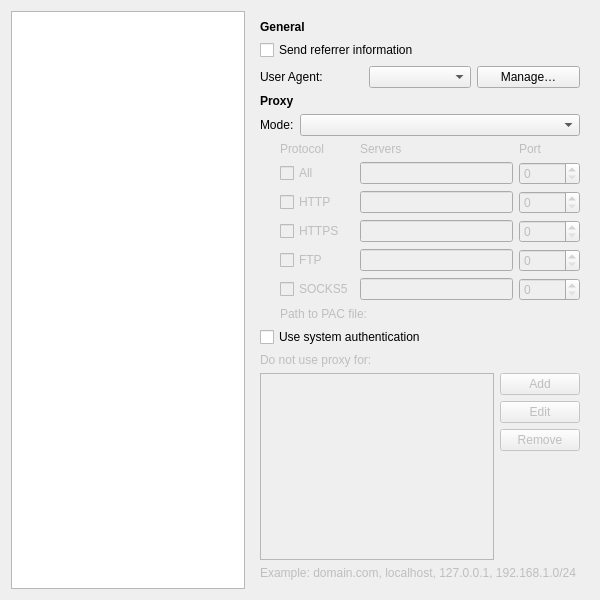
Before: the Qt Designer form src/ui/preferences/PreferencesAdvancedPageWidget.ui in OtterBrowser/otter-browser, drawn with Qt 5.
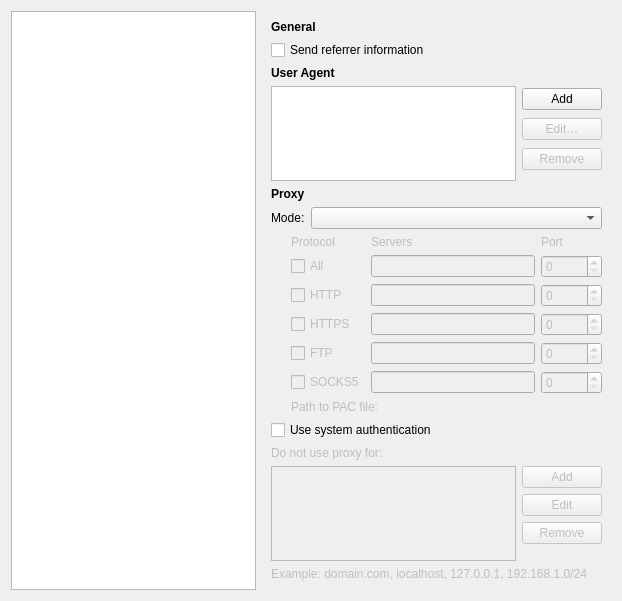
After: the same form once the commit is applied. The open tabs and pages were chosen to show the change. Custom widgets are drawn as their Qt base class.

Commit message: Switch to new User Agents configuration interface, fixes #565

```diff
--- a/src/ui/preferences/PreferencesAdvancedPageWidget.ui
+++ b/src/ui/preferences/PreferencesAdvancedPageWidget.ui
@@ -6,8 +6,8 @@
    <rect>
     <x>0</x>
     <y>0</y>
-    <width>600</width>
-    <height>600</height>
+    <width>622</width>
+    <height>601</height>
    </rect>
   </property>
   <layout class="QHBoxLayout" name="horizontalLayout">
@@ -680,7 +680,7 @@
      <widget class="QWidget" name="programsPage"/>
      <widget class="QWidget" name="historyPage"/>
      <widget class="QWidget" name="networkPage">
-      <layout class="QVBoxLayout" name="networkPageLayout" stretch="0,0,0,0,0,0,0,0,0">
+      <layout class="QVBoxLayout" name="networkPageLayout" stretch="0,0,0,0,0,0,0,0,0,0">
        <item>
         <widget class="QLabel" name="advancedGeneralHeader">
          <property name="font">
@@ -702,26 +702,64 @@
         </widget>
        </item>
        <item>
-        <layout class="QHBoxLayout" name="userAgentLayout">
+        <widget class="QLabel" name="advancedUserAgentHeader">
+         <property name="font">
+          <font>
+           <weight>75</weight>
+           <bold>true</bold>
+          </font>
+         </property>
+         <property name="text">
+          <string>User Agent</string>
+         </property>
+        </widget>
+       </item>
+       <item>
+        <layout class="QHBoxLayout" name="userAgentsLayout">
          <item>
-          <widget class="QLabel" name="userAgentLabel">
-           <property name="text">
-            <string>User Agent:</string>
-           </property>
-           <property name="buddy">
-            <cstring>userAgentComboBox</cstring>
-           </property>
+          <widget class="Otter::ItemViewWidget" name="userAgentsViewWidget">
+           <attribute name="headerDefaultSectionSize">
+            <number>250</number>
+           </attribute>
           </widget>
          </item>
          <item>
-          <widget class="QComboBox" name="userAgentComboBox"/>
-         </item>
-         <item>
-          <widget class="QPushButton" name="userAgentButton">
-           <property name="text">
-            <string>Manage…</string>
-           </property>
-          </widget>
+          <layout class="QVBoxLayout" name="userAgentsButtonsLayout">
+           <item>
+            <widget class="QPushButton" name="userAgentsAddButton">
+             <property name="text">
+              <string>Add</string>
+             </property>
+            </widget>
+           </item>
+           <item>
+            <widget class="QPushButton" name="userAgentsEditButton">
+             <property name="enabled">
+              <bool>false</bool>
+             </property>
+             <property name="text">
+              <string>Edit…</string>
+             </property>
+            </widget>
+           </item>
+           <item>
+            <widget class="QPushButton" name="userAgentsRemoveButton">
+             <property name="enabled">
+              <bool>false</bool>
+             </property>
+             <property name="text">
+              <string>Remove</string>
+             </property>
+            </widget>
+           </item>
+           <item>
+            <spacer name="userAgentsSpacer">
+             <property name="orientation">
+              <enum>Qt::Vertical</enum>
+             </property>
+            </spacer>
+           </item>
+          </layout>
          </item>
         </layout>
        </item>
```
The commit also changes 2 other files.
